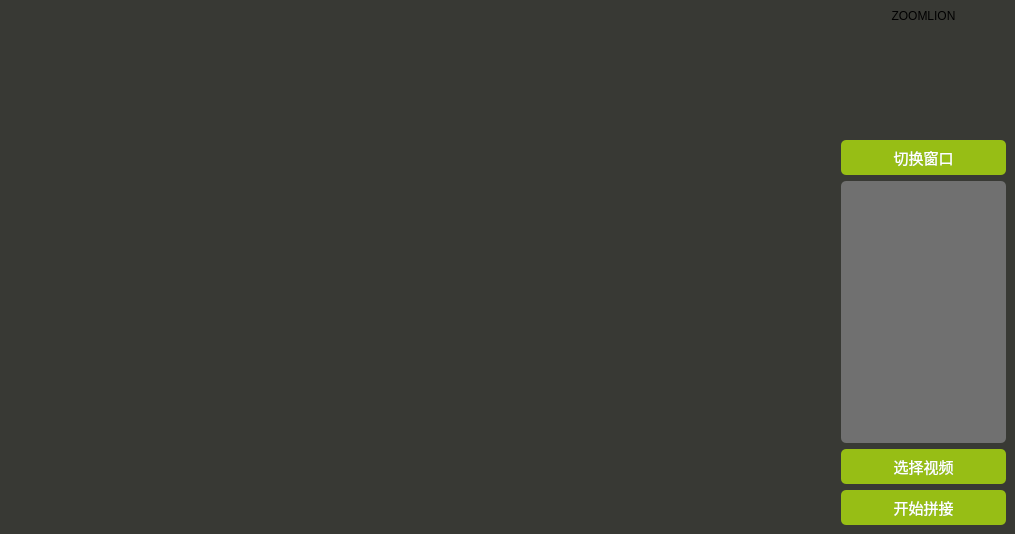
HenryTANG0520/Panorama_Stiching, file videoPanorama.ui: the form before one commit.
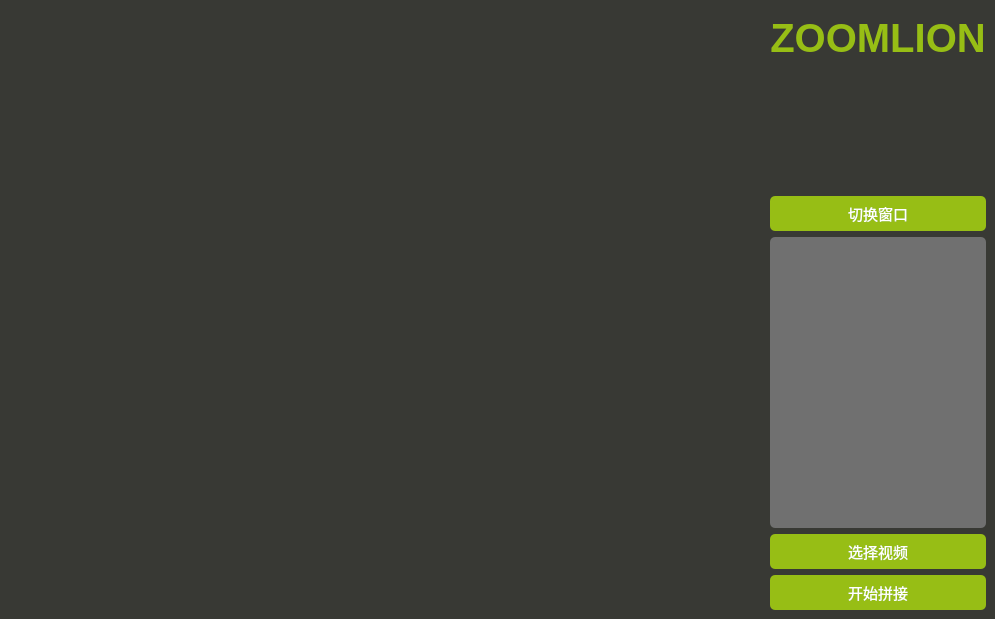
The form after the commit.

Commit message: 更新了UI

Patch:
```diff
--- a/videoPanorama.ui
+++ b/videoPanorama.ui
@@ -6,8 +6,8 @@
    <rect>
     <x>0</x>
     <y>0</y>
-    <width>1015</width>
-    <height>534</height>
+    <width>995</width>
+    <height>619</height>
    </rect>
   </property>
   <property name="windowTitle">
@@ -19,8 +19,9 @@
 	background-color:#383934;
 	border-radius: 5px
 }
-.label{
-	color: rgb(151, 190, 21) 
+#ZOOMLION{
+	color: rgb(151, 190, 21);
+	font: bold 40px
 }
 #console_window{
 	background-color:#707070;
@@ -50,9 +51,9 @@
        <widget class="QGraphicsView" name="big_graphic_window"/>
       </item>
       <item>
-       <layout class="QVBoxLayout" name="verticalLayout_2" stretch="0,2,1,5,1,1">
+       <layout class="QVBoxLayout" name="verticalLayout_2" stretch="1,2,1,5,1,1">
         <item>
-         <widget class="QLabel" name="label">
+         <widget class="QLabel" name="ZOOMLION">
           <property name="layoutDirection">
            <enum>Qt::LayoutDirection::LeftToRight</enum>
           </property>
```
